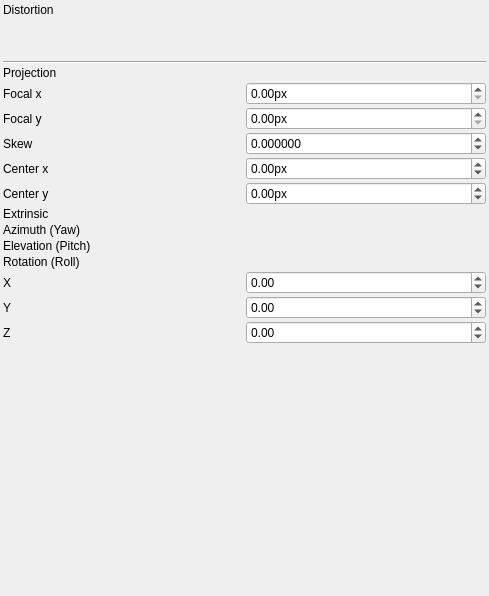
The window that utils/distortioncorrector/cameraModelParametersControlWidget.ui (PimenovAlexander/corecvs) describes before a commit, drawn with Qt 5.
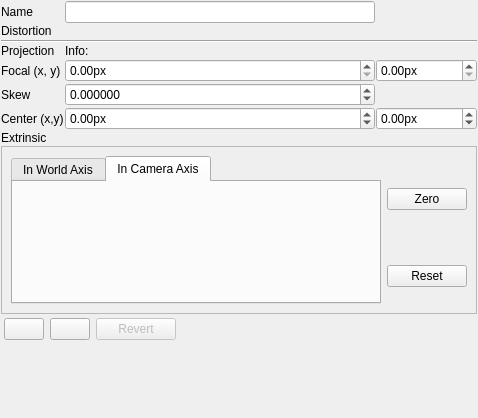
The same window after the commit. Icons and pictures are not drawn. Custom widgets are drawn as their Qt base class.

The edit to the form file:
```diff
--- a/utils/distortioncorrector/cameraModelParametersControlWidget.ui
+++ b/utils/distortioncorrector/cameraModelParametersControlWidget.ui
@@ -6,54 +6,30 @@
    <rect>
     <x>0</x>
     <y>0</y>
-    <width>489</width>
-    <height>596</height>
+    <width>478</width>
+    <height>418</height>
    </rect>
   </property>
   <property name="windowTitle">
    <string>Form</string>
   </property>
-  <layout class="QGridLayout" name="gridLayout_3">
+  <layout class="QGridLayout" name="mainLayout">
    <property name="leftMargin">
-    <number>3</number>
+    <number>1</number>
    </property>
    <property name="topMargin">
-    <number>3</number>
+    <number>1</number>
    </property>
    <property name="rightMargin">
-    <number>3</number>
+    <number>1</number>
    </property>
    <property name="bottomMargin">
-    <number>3</number>
+    <number>1</number>
    </property>
    <property name="spacing">
-    <number>2</number>
+    <number>1</number>
    </property>
-   <item row="0" column="0" colspan="2">
-    <widget class="QLabel" name="label">
-     <property name="text">
-      <string>Distortion</string>
-     </property>
-    </widget>
-   </item>
-   <item row="1" column="0" colspan="2">
-    <widget class="LensDistortionModelParametersControlWidget" name="lensDistortionWidget" native="true">
-     <property name="minimumSize">
-      <size>
-       <width>0</width>
-       <height>40</height>
-      </size>
-     </property>
-    </widget>
-   </item>
-   <item row="2" column="0" colspan="2">
-    <widget class="Line" name="line">
-     <property name="orientation">
-      <enum>Qt::Horizontal</enum>
-     </property>
-    </widget>
-   </item>
-   <item row="4" column="1">
+   <item row="7" column="1">
     <widget class="QDoubleSpinBox" name="spinBoxFocalX">
      <property name="suffix">
       <string>px</string>
@@ -63,17 +39,7 @@
      </property>
     </widget>
    </item>
-   <item row="5" column="1">
-    <widget class="QDoubleSpinBox" name="spinBoxFocalY">
-     <property name="suffix">
-      <string>px</string>
-     </property>
-     <property name="maximum">
-      <double>1000000000.000000000000000</double>
-     </property>
-    </widget>
-   </item>
-   <item row="6" column="1">
+   <item row="8" column="1">
     <widget class="QDoubleSpinBox" name="spinBoxSkew">
      <property name="suffix">
       <string/>
@@ -89,20 +55,14 @@
      </property>
     </widget>
    </item>
-   <item row="7" column="1">
-    <widget class="QDoubleSpinBox" name="spinBoxCx">
-     <property name="suffix">
-      <string>px</string>
-     </property>
-     <property name="minimum">
-      <double>-1000000000.000000000000000</double>
-     </property>
-     <property name="maximum">
-      <double>1000000000.000000000000000</double>
+   <item row="6" column="1" colspan="2">
+    <widget class="QLabel" name="infoLabel">
+     <property name="text">
+      <string>Info:</string>
      </property>
     </widget>
    </item>
-   <item row="8" column="1">
+   <item row="9" column="2">
     <widget class="QDoubleSpinBox" name="spinBoxCy">
      <property name="suffix">
       <string>px</string>
@@ -115,145 +75,146 @@
      </property>
     </widget>
    </item>
+   <item row="5" column="0" colspan="3">
+    <widget class="Line" name="line">
+     <property name="orientation">
+      <enum>Qt::Horizontal</enum>
+     </property>
+    </widget>
+   </item>
+   <item row="0" column="1">
+    <widget class="QLineEdit" name="cameraNameEdit"/>
+   </item>
    <item row="9" column="0">
-    <widget class="QLabel" name="label_4">
-     <property name="text">
-      <string>Extrinsic</string>
-     </property>
-    </widget>
-   </item>
-   <item row="3" column="0">
-    <widget class="QLabel" name="label_11">
-     <property name="text">
-      <string>Projection</string>
-     </property>
-    </widget>
-   </item>
-   <item row="4" column="0">
-    <widget class="QLabel" name="labelFocalX">
-     <property name="text">
-      <string>Focal x</string>
-     </property>
-    </widget>
-   </item>
-   <item row="5" column="0">
-    <widget class="QLabel" name="labelFocalY">
-     <property name="text">
-      <string>Focal y</string>
-     </property>
-    </widget>
-   </item>
-   <item row="6" column="0">
-    <widget class="QLabel" name="labelSkew">
-     <property name="text">
-      <string>Skew</string>
-     </property>
-    </widget>
-   </item>
-   <item row="7" column="0">
     <widget class="QLabel" name="label_12">
      <property name="text">
-      <string>Center x</string>
+      <string>Center (x,y)</string>
      </property>
     </widget>
    </item>
    <item row="8" column="0">
-    <widget class="QLabel" name="labelCenterY">
+    <widget class="QLabel" name="labelSkew">
      <property name="text">
-      <string>Center y</string>
+      <string>Skew</string>
      </property>
     </widget>
    </item>
-   <item row="10" column="0" colspan="2">
-    <layout class="QGridLayout" name="gridLayout">
-     <item row="1" column="0">
-      <widget class="QLabel" name="label_6">
-       <property name="text">
-        <string>Elevation (Pitch)</string>
-       </property>
-      </widget>
-     </item>
-     <item row="0" column="0">
-      <widget class="QLabel" name="label_5">
-       <property name="text">
-        <string>Azimuth (Yaw)</string>
-       </property>
-      </widget>
-     </item>
-     <item row="2" column="0">
-      <widget class="QLabel" name="label_7">
-       <property name="text">
-        <string>Rotation (Roll)</string>
-       </property>
-      </widget>
-     </item>
-     <item row="0" column="1">
-      <widget class="AngleEditBox" name="widgetPitch" native="true"/>
-     </item>
-     <item row="1" column="1">
-      <widget class="AngleEditBox" name="widgetYaw" native="true"/>
-     </item>
-     <item row="2" column="1">
-      <widget class="AngleEditBox" name="widgetRoll" native="true"/>
-     </item>
-    </layout>
+   <item row="2" column="0" colspan="2">
+    <widget class="QLabel" name="label">
+     <property name="text">
+      <string>Distortion</string>
+     </property>
+    </widget>
    </item>
-   <item row="11" column="0" colspan="2">
-    <layout class="QGridLayout" name="gridLayout_2">
-     <item row="0" column="0">
-      <widget class="QLabel" name="label_8">
-       <property name="text">
-        <string>X</string>
-       </property>
-      </widget>
-     </item>
-     <item row="2" column="0">
-      <widget class="QLabel" name="label_10">
-       <property name="text">
-        <string>Z</string>
-       </property>
-      </widget>
-     </item>
-     <item row="1" column="0">
-      <widget class="QLabel" name="label_9">
-       <property name="text">
-        <string>Y</string>
-       </property>
-      </widget>
-     </item>
-     <item row="0" column="1">
-      <widget class="QDoubleSpinBox" name="spinBoxX">
-       <property name="minimum">
-        <double>-1000000.000000000000000</double>
-       </property>
-       <property name="maximum">
-        <double>1000000000.000000000000000</double>
-       </property>
-      </widget>
-     </item>
-     <item row="1" column="1">
-      <widget class="QDoubleSpinBox" name="spinBoxY">
-       <property name="minimum">
-        <double>-1000000.000000000000000</double>
-       </property>
-       <property name="maximum">
-        <double>1000000.000000000000000</double>
-       </property>
-      </widget>
-     </item>
-     <item row="2" column="1">
-      <widget class="QDoubleSpinBox" name="spinBoxZ">
-       <property name="minimum">
-        <double>-1000000.000000000000000</double>
-       </property>
-       <property name="maximum">
-        <double>1000000.000000000000000</double>
-       </property>
-      </widget>
-     </item>
-    </layout>
+   <item row="4" column="0" colspan="3">
+    <widget class="LensDistortionModelParametersControlWidget" name="lensDistortionWidget" native="true">
+     <property name="sizePolicy">
+      <sizepolicy hsizetype="Preferred" vsizetype="Minimum">
+       <horstretch>0</horstretch>
+       <verstretch>0</verstretch>
+      </sizepolicy>
+     </property>
+     <property name="minimumSize">
+      <size>
+       <width>0</width>
+       <height>0</height>
+      </size>
+     </property>
+    </widget>
    </item>
-   <item row="12" column="0" colspan="2">
+   <item row="10" column="0">
+    <widget class="QLabel" name="label_4">
+     <property name="text">
+      <string>Extrinsic</string>
+     </property>
+    </widget>
+   </item>
+   <item row="12" column="0" colspan="3">
+    <widget class="QFrame" name="frame">
+     <layout class="QHBoxLayout" name="horizontalLayout">
+      <property name="leftMargin">
+       <number>3</number>
+      </property>
+      <property name="topMargin">
+       <number>3</number>
+      </property>
+      <property name="rightMargin">
+       <number>3</number>
+      </property>
+      <property name="bottomMargin">
+       <number>3</number>
+      </property>
+      <item>
+       <widget class="QPushButton" name="loadPushButton">
+        <property name="text">
+         <string/>
+        </property>
+        <property name="icon">
+         <iconset resource="../../resources/main.qrc">
+          <normaloff>:/new/prefix1/remove.png</normaloff>:/new/prefix1/remove.png</iconset>
+        </property>
+        <property name="iconSize">
+         <size>
+          <width>24</width>
+          <height>24</height>
+         </size>
+        </property>
+       </widget>
+      </item>
+      <item>
+       <widget class="QPushButton" name="savePushButton">
+        <property name="text">
+         <string/>
+        </property>
+        <property name="icon">
+         <iconset resource="../../resources/main.qrc">
+          <normaloff>:/new/prefix1/install.png</normaloff>:/new/prefix1/install.png</iconset>
+        </property>
+        <property name="iconSize">
+         <size>
+          <width>24</width>
+          <height>24</height>
+         </size>
+        </property>
+       </widget>
+      </item>
+      <item>
+       <widget class="QPushButton" name="revertButton">
+        <property name="enabled">
+         <bool>false</bool>
+        </property>
+        <property name="text">
+         <string>Revert</string>
+        </property>
+        <property name="icon">
+         <iconset resource="../../resources/main.qrc">
+          <normaloff>:/new/prefix1/refresh.png</normaloff>:/new/prefix1/refresh.png</iconset>
+        </property>
+        <property name="iconSize">
+         <size>
+          <width>24</width>
+          <height>24</height>
+         </size>
+        </property>
+       </widget>
+      </item>
+      <item>
+       <spacer name="horizontalSpacer">
+        <property name="orientation">
+         <enum>Qt::Horizontal</enum>
+        </property>
+        <property name="sizeHint" stdset="0">
+         <size>
+          <width>40</width>
+          <height>20</height>
+         </size>
+        </property>
+       </spacer>
+      </item>
+     </layout>
+    </widget>
+   </item>
+   <item row="13" column="0" colspan="2">
     <spacer name="verticalSpacer">
      <property name="orientation">
       <enum>Qt::Vertical</enum>
@@ -266,13 +227,192 @@
      </property>
     </spacer>
    </item>
+   <item row="6" column="0">
+    <widget class="QLabel" name="label_11">
+     <property name="text">
+      <string>Projection</string>
+     </property>
+    </widget>
+   </item>
+   <item row="7" column="2">
+    <widget class="QDoubleSpinBox" name="spinBoxFocalY">
+     <property name="suffix">
+      <string>px</string>
+     </property>
+     <property name="maximum">
+      <double>1000000000.000000000000000</double>
+     </property>
+    </widget>
+   </item>
+   <item row="7" column="0">
+    <widget class="QLabel" name="labelFocalX">
+     <property name="text">
+      <string>Focal (x, y)</string>
+     </property>
+    </widget>
+   </item>
+   <item row="9" column="1">
+    <widget class="QDoubleSpinBox" name="spinBoxCx">
+     <property name="suffix">
+      <string>px</string>
+     </property>
+     <property name="minimum">
+      <double>-1000000000.000000000000000</double>
+     </property>
+     <property name="maximum">
+      <double>1000000000.000000000000000</double>
+     </property>
+    </widget>
+   </item>
+   <item row="0" column="0">
+    <widget class="QLabel" name="label_2">
+     <property name="text">
+      <string>Name</string>
+     </property>
+    </widget>
+   </item>
+   <item row="11" column="0" colspan="3">
+    <widget class="QFrame" name="frame_2">
+     <property name="sizePolicy">
+      <sizepolicy hsizetype="Preferred" vsizetype="Preferred">
+       <horstretch>0</horstretch>
+       <verstretch>0</verstretch>
+      </sizepolicy>
+     </property>
+     <property name="minimumSize">
+      <size>
+       <width>0</width>
+       <height>100</height>
+      </size>
+     </property>
+     <property name="frameShape">
+      <enum>QFrame::StyledPanel</enum>
+     </property>
+     <property name="frameShadow">
+      <enum>QFrame::Raised</enum>
+     </property>
+     <layout class="QGridLayout" name="gridLayout">
+      <item row="0" column="1">
+       <widget class="QPushButton" name="zeroExtrinsicsPushButton">
+        <property name="sizePolicy">
+         <sizepolicy hsizetype="Fixed" vsizetype="Fixed">
+          <horstretch>0</horstretch>
+          <verstretch>0</verstretch>
+         </sizepolicy>
+        </property>
+        <property name="toolTip">
+         <string>Sets all extrinsic parameteres to 0</string>
+        </property>
+        <property name="text">
+         <string>Zero</string>
+        </property>
+        <property name="icon">
+         <iconset resource="../../resources/main.qrc">
+          <normaloff>:/new/prefix1/bullet_blue.png</normaloff>:/new/prefix1/bullet_blue.png</iconset>
+        </property>
+        <property name="iconSize">
+         <size>
+          <width>24</width>
+          <height>24</height>
+         </size>
+        </property>
+       </widget>
+      </item>
+      <item row="0" column="0" rowspan="2">
+       <widget class="QTabWidget" name="tabWidget">
+        <property name="enabled">
+         <bool>true</bool>
+        </property>
+        <property name="sizePolicy">
+         <sizepolicy hsizetype="MinimumExpanding" vsizetype="MinimumExpanding">
+          <horstretch>0</horstretch>
+          <verstretch>0</verstretch>
+         </sizepolicy>
+        </property>
+        <property name="toolTip">
+         <string>&lt;html&gt;&lt;head/&gt;&lt;body&gt;&lt;p&gt;World Coordinate&lt;/p&gt;&lt;p&gt;&lt;br/&gt;&lt;/p&gt;&lt;/body&gt;&lt;/html&gt;</string>
+        </property>
+        <property name="currentIndex">
+         <number>1</number>
+        </property>
+        <widget class="QWidget" name="tab">
+         <attribute name="title">
+          <string>In World Axis</string>
+         </attribute>
+         <layout class="QGridLayout" name="gridLayout_2">
+          <item row="0" column="0">
+           <widget class="Affine3dControlWidget" name="extrinsicWorldWidget" native="true">
+            <property name="sizePolicy">
+             <sizepolicy hsizetype="Preferred" vsizetype="Fixed">
+              <horstretch>0</horstretch>
+              <verstretch>0</verstretch>
+             </sizepolicy>
+            </property>
+            <property name="minimumSize">
+             <size>
+              <width>0</width>
+              <height>100</height>
+             </size>
+            </property>
+           </widget>
+          </item>
+         </layout>
+        </widget>
+        <widget class="QWidget" name="tab_2">
+         <attribute name="title">
+          <string>In Camera Axis</string>
+         </attribute>
+         <layout class="QGridLayout" name="gridLayout_3">
+          <item row="0" column="0">
+           <widget class="Affine3dControlWidget" name="extrinsicCamWidget" native="true">
+            <property name="sizePolicy">
+             <sizepolicy hsizetype="Preferred" vsizetype="Fixed">
+              <horstretch>0</horstretch>
+              <verstretch>0</verstretch>
+             </sizepolicy>
+            </property>
+            <property name="minimumSize">
+             <size>
+              <width>0</width>
+              <height>100</height>
+             </size>
+            </property>
+           </widget>
+          </item>
+         </layout>
+        </widget>
+       </widget>
+      </item>
+      <item row="1" column="1">
+       <widget class="QPushButton" name="resetExtrinsicsPushButton">
+        <property name="toolTip">
+         <string>Sets angles to default camera rotation</string>
+        </property>
+        <property name="text">
+         <string>Reset</string>
+        </property>
+        <property name="icon">
+         <iconset resource="../../resources/main.qrc">
+          <normaloff>:/new/prefix1/bullet_orange.png</normaloff>:/new/prefix1/bullet_orange.png</iconset>
+        </property>
+        <property name="iconSize">
+         <size>
+          <width>24</width>
+          <height>24</height>
+         </size>
+        </property>
+       </widget>
+      </item>
+     </layout>
+    </widget>
+   </item>
   </layout>
  </widget>
  <customwidgets>
   <customwidget>
-   <class>AngleEditBox</class>
+   <class>Affine3dControlWidget</class>
    <extends>QWidget</extends>
-   <header>angleEditBox.h</header>
+   <header location="global">affine3dControlWidget.h</header>
    <container>1</container>
   </customwidget>
   <customwidget>
@@ -282,6 +422,8 @@
    <container>1</container>
   </customwidget>
  </customwidgets>
- <resources/>
+ <resources>
+  <include location="../../resources/main.qrc"/>
+ </resources>
  <connections/>
 </ui>
```
